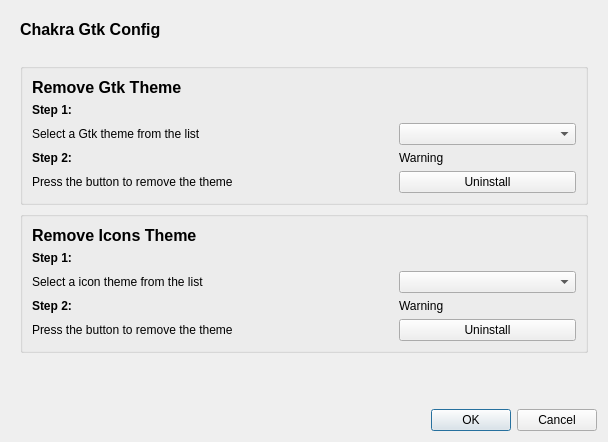
Qt form dialog_uninstaller.ui (KDE/kde-gtk-config) before a commit.
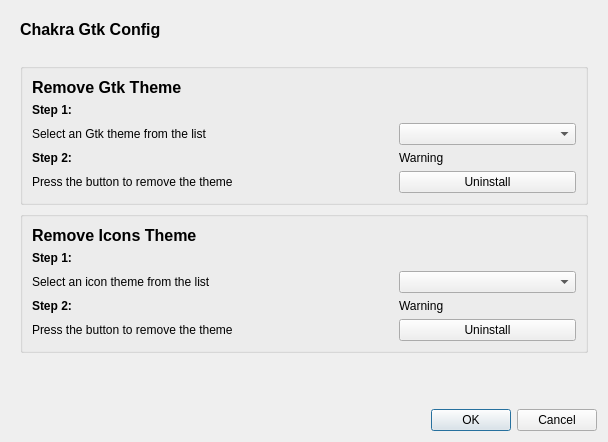
The same form after that commit. Icons and pictures are not drawn.

```diff
--- a/dialog_uninstaller.ui
+++ b/dialog_uninstaller.ui
@@ -74,7 +74,7 @@
          <item row="2" column="0" colspan="2">
           <widget class="QLabel" name="label_3">
            <property name="text">
-            <string>Select a Gtk theme from the list</string>
+            <string>Select an Gtk theme from the list</string>
            </property>
           </widget>
          </item>
@@ -154,7 +154,7 @@
          <item row="2" column="0" colspan="2">
           <widget class="QLabel" name="label_6">
            <property name="text">
-	     <string>Select a icon theme from the list</string>
+	     <string>Select an icon theme from the list</string>
            </property>
           </widget>
          </item>
```
